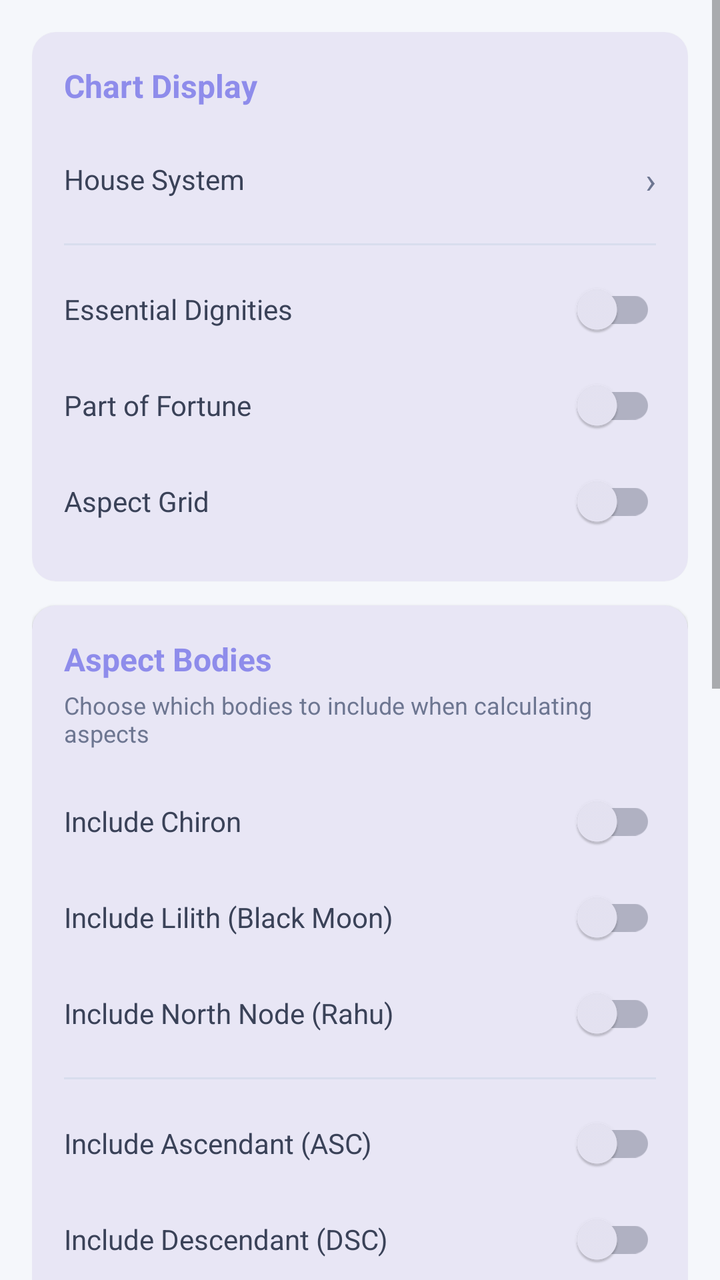
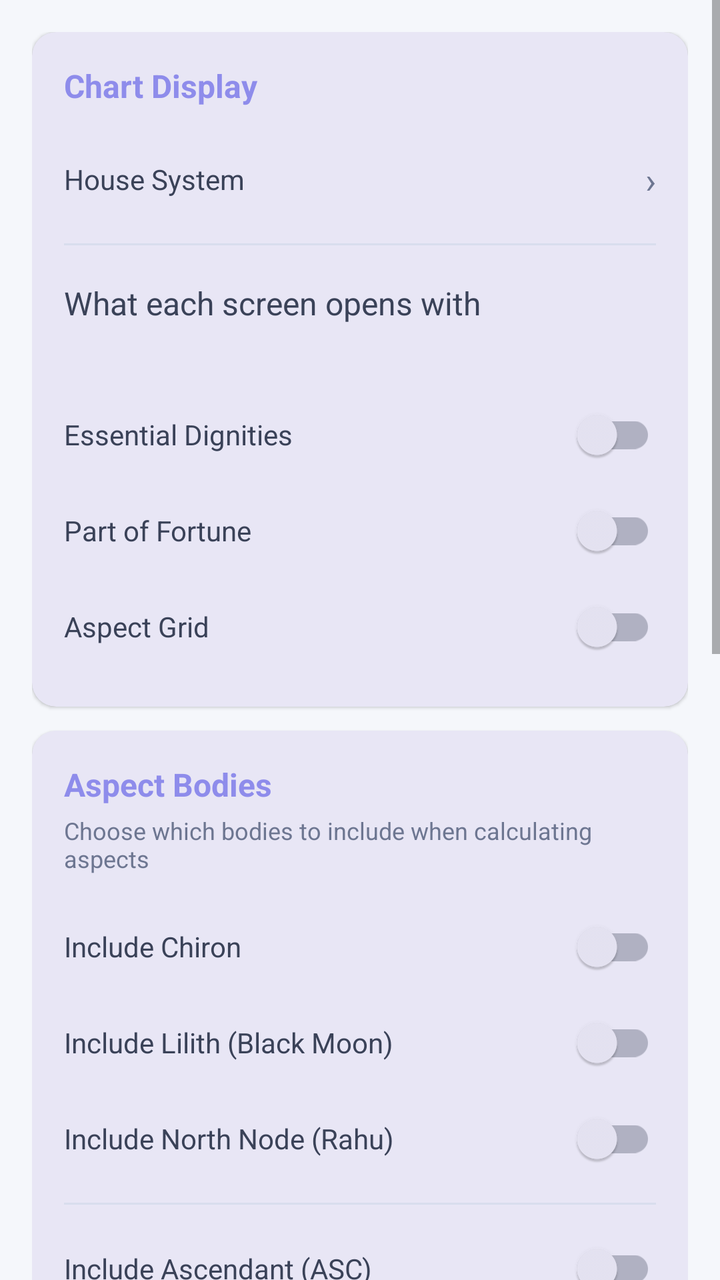

Before-and-after screenshots of an Android layout around one commit, followed by the original layout XML and the change that was made.
<!-- AndroidManifest.xml: application theme Theme.AstroDiary -->
<!-- res/layout/fragment_settings.xml -->
<?xml version="1.0" encoding="utf-8"?>
<ScrollView
    xmlns:android="http://schemas.android.com/apk/res/android"
    xmlns:app="http://schemas.android.com/apk/res-auto"
    android:layout_width="match_parent"
    android:layout_height="match_parent"
    android:background="@color/background_dark">

    <LinearLayout
        android:layout_width="match_parent"
        android:layout_height="wrap_content"
        android:orientation="vertical"
        android:padding="16dp">

        
        <com.google.android.material.card.MaterialCardView
            android:layout_width="match_parent"
            android:layout_height="wrap_content"
            android:layout_marginBottom="12dp"
            app:cardBackgroundColor="@color/surface_dark"
            app:cardCornerRadius="12dp">

            <LinearLayout
                android:layout_width="match_parent"
                android:layout_height="wrap_content"
                android:orientation="vertical"
                android:padding="16dp">

                <TextView
                    android:layout_width="wrap_content"
                    android:layout_height="wrap_content"
                    android:layout_marginBottom="12dp"
                    android:text="@string/chart_display_settings"
                    android:textColor="@color/gold"
                    android:textSize="16sp"
                    android:textStyle="bold" />

                
                <LinearLayout
                    android:id="@+id/rowHouseSystem"
                    android:layout_width="match_parent"
                    android:layout_height="48dp"
                    android:background="?attr/selectableItemBackground"
                    android:clickable="true"
                    android:focusable="true"
                    android:gravity="center_vertical"
                    android:orientation="horizontal">

                    <TextView
                        android:layout_width="0dp"
                        android:layout_height="wrap_content"
                        android:layout_weight="1"
                        android:text="@string/house_system"
                        android:textColor="@color/text_primary"
                        android:textSize="14sp" />

                    <TextView
                        android:id="@+id/tvHouseSystemValue"
                        android:layout_width="wrap_content"
                        android:layout_height="wrap_content"
                        android:textColor="@color/text_secondary"
                        android:textSize="14sp" />

                    <TextView
                        android:layout_width="wrap_content"
                        android:layout_height="wrap_content"
                        android:layout_marginStart="4dp"
                        android:text="›"
                        android:textColor="@color/text_secondary"
                        android:textSize="18sp" />

                </LinearLayout>

                <View
                    android:layout_width="match_parent"
                    android:layout_height="1dp"
                    android:layout_marginVertical="8dp"
                    android:background="@color/card_stroke" />

                <com.google.android.material.switchmaterial.SwitchMaterial
                    android:id="@+id/switchShowDignities"
                    android:layout_width="match_parent"
                    android:layout_height="wrap_content"
                    android:text="@string/show_dignities"
                    android:textColor="@color/text_primary" />

                <com.google.android.material.switchmaterial.SwitchMaterial
                    android:id="@+id/switchShowPartOfFortune"
                    android:layout_width="match_parent"
                    android:layout_height="wrap_content"
                    android:text="@string/show_part_of_fortune"
                    android:textColor="@color/text_primary" />

                <com.google.android.material.switchmaterial.SwitchMaterial
                    android:id="@+id/switchShowAspectGrid"
                    android:layout_width="match_parent"
                    android:layout_height="wrap_content"
                    android:text="@string/show_aspect_grid"
                    android:textColor="@color/text_primary" />

            </LinearLayout>
        </com.google.android.material.card.MaterialCardView>

        
        <com.google.android.material.card.MaterialCardView
            android:layout_width="match_parent"
            android:layout_height="wrap_content"
            app:cardBackgroundColor="@color/surface_dark"
            app:cardCornerRadius="12dp">

            <LinearLayout
                android:layout_width="match_parent"
                android:layout_height="wrap_content"
                android:orientation="vertical"
                android:padding="16dp">

                <TextView
                    android:layout_width="wrap_content"
                    android:layout_height="wrap_content"
                    android:text="@string/aspect_settings"
                    android:textColor="@color/gold"
                    android:textSize="16sp"
                    android:textStyle="bold" />

                <TextView
                    android:layout_width="wrap_content"
                    android:layout_height="wrap_content"
                    android:layout_marginBottom="12dp"
                    android:layout_marginTop="4dp"
                    android:text="@string/aspect_settings_desc"
                    android:textColor="@color/text_secondary"
                    android:textSize="12sp" />

                <com.google.android.material.switchmaterial.SwitchMaterial
                    android:id="@+id/switchChiron"
                    android:layout_width="match_parent"
                    android:layout_height="wrap_content"
                    android:text="@string/include_chiron"
                    android:textColor="@color/text_primary" />

                <com.google.android.material.switchmaterial.SwitchMaterial
                    android:id="@+id/switchLilith"
                    android:layout_width="match_parent"
                    android:layout_height="wrap_content"
                    android:text="@string/include_lilith"
                    android:textColor="@color/text_primary" />

                <com.google.android.material.switchmaterial.SwitchMaterial
                    android:id="@+id/switchRahu"
                    android:layout_width="match_parent"
                    android:layout_height="wrap_content"
                    android:text="@string/include_rahu"
                    android:textColor="@color/text_primary" />

                <View
                    android:layout_width="match_parent"
                    android:layout_height="1dp"
                    android:layout_marginVertical="8dp"
                    android:background="@color/card_stroke" />

                <com.google.android.material.switchmaterial.SwitchMaterial
                    android:id="@+id/switchAsc"
                    android:layout_width="match_parent"
                    android:layout_height="wrap_content"
                    android:text="@string/include_asc"
                    android:textColor="@color/text_primary" />

                <com.google.android.material.switchmaterial.SwitchMaterial
                    android:id="@+id/switchDsc"
                    android:layout_width="match_parent"
                    android:layout_height="wrap_content"
                    android:text="@string/include_dsc"
                    android:textColor="@color/text_primary" />

                <com.google.android.material.switchmaterial.SwitchMaterial
                    android:id="@+id/switchMc"
                    android:layout_width="match_parent"
                    android:layout_height="wrap_content"
                    android:text="@string/include_mc"
                    android:textColor="@color/text_primary" />

                <com.google.android.material.switchmaterial.SwitchMaterial
                    android:id="@+id/switchIc"
                    android:layout_width="match_parent"
                    android:layout_height="wrap_content"
                    android:text="@string/include_ic"
                    android:textColor="@color/text_primary" />

                <View
                    android:layout_width="match_parent"
                    android:layout_height="1dp"
                    android:layout_marginVertical="8dp"
                    android:background="@color/card_stroke" />

                <com.google.android.material.switchmaterial.SwitchMaterial
                    android:id="@+id/switchHidePersonalTransits"
                    android:layout_width="match_parent"
                    android:layout_height="wrap_content"
                    android:text="@string/hide_personal_transits"
                    android:textColor="@color/text_primary" />

                <TextView
                    android:id="@+id/tvHidePersonalDesc"
                    android:layout_width="match_parent"
                    android:layout_height="wrap_content"
                    android:text="@string/hide_personal_transits_desc"
                    android:textColor="@color/text_secondary"
                    android:textSize="11sp"
                    android:layout_marginTop="2dp"
                    android:layout_marginBottom="4dp" />

            </LinearLayout>
        </com.google.android.material.card.MaterialCardView>
        
        <com.google.android.material.card.MaterialCardView
            android:layout_width="match_parent"
            android:layout_height="wrap_content"
            android:layout_marginTop="12dp"
            app:cardBackgroundColor="@color/surface_dark"
            app:cardCornerRadius="12dp">

            <LinearLayout
                android:layout_width="match_parent"
                android:layout_height="wrap_content"
                android:orientation="vertical"
                android:padding="16dp">

                <TextView
                    android:layout_width="wrap_content"
                    android:layout_height="wrap_content"
                    android:text="@string/language_settings"
                    android:textColor="@color/gold"
                    android:textSize="16sp"
                    android:textStyle="bold"
                    android:layout_marginBottom="12dp" />

                <RadioGroup
                    android:id="@+id/radioGroupLanguage"
                    android:layout_width="match_parent"
                    android:layout_height="wrap_content"
                    android:orientation="vertical">

                    <RadioButton
                        android:id="@+id/radioLangBg"
                        android:layout_width="match_parent"
                        android:layout_height="wrap_content"
                        android:text="@string/language_bg"
                        android:textColor="@color/text_primary"
                        android:buttonTint="@color/gold" />

                    <RadioButton
                        android:id="@+id/radioLangEn"
                        android:layout_width="match_parent"
                        android:layout_height="wrap_content"
                        android:text="@string/language_en"
                        android:textColor="@color/text_primary"
                        android:buttonTint="@color/gold" />

                </RadioGroup>

            </LinearLayout>
        </com.google.android.material.card.MaterialCardView>

        
        <com.google.android.material.card.MaterialCardView
            android:layout_width="match_parent"
            android:layout_height="wrap_content"
            android:layout_marginTop="12dp"
            app:cardBackgroundColor="@color/surface_dark"
            app:cardCornerRadius="12dp">

            <LinearLayout
                android:layout_width="match_parent"
                android:layout_height="wrap_content"
                android:orientation="vertical"
                android:padding="16dp">

                <TextView
                    android:layout_width="wrap_content"
                    android:layout_height="wrap_content"
                    android:text="@string/import_section_title"
                    android:textColor="@color/gold"
                    android:textSize="16sp"
                    android:textStyle="bold" />

                <TextView
                    android:layout_width="wrap_content"
                    android:layout_height="wrap_content"
                    android:layout_marginTop="4dp"
                    android:layout_marginBottom="12dp"
                    android:text="@string/import_section_desc"
                    android:textColor="@color/text_secondary"
                    android:textSize="12sp" />

                <com.google.android.material.button.MaterialButton
                    android:id="@+id/btnImportAstrocom"
                    style="@style/Widget.MaterialComponents.Button.OutlinedButton"
                    android:layout_width="wrap_content"
                    android:layout_height="wrap_content"
                    android:text="@string/import_astrocom_btn"
                    app:strokeColor="@color/gold"
                    android:textColor="@color/gold" />

            </LinearLayout>
        </com.google.android.material.card.MaterialCardView>

    </LinearLayout>
</ScrollView>
<!-- resources referenced by this layout -->
<resources>
  <color name="background_dark">#F5F7FB</color>
  <color name="card_stroke">#D8DDED</color>
  <color name="gold">#8E8CEB</color>
  <color name="surface_dark">#E8E6F5</color>
  <color name="text_primary">#3A4258</color>
  <color name="text_secondary">#6D7691</color>
  <string name="aspect_settings">Aspect Bodies</string>
  <string name="aspect_settings_desc">Choose which bodies to include when calculating aspects</string>
  <string name="chart_display_settings">Chart Display</string>
  <string name="hide_personal_transits">Hide personal planets in transits</string>
  <string name="hide_personal_transits_desc">Removes Sun, Moon, Mercury, Venus, Mars from the transit row (they remain in the natal row)</string>
  <string name="house_system">House System</string>
  <string name="import_astrocom_btn">Import from Astro.com</string>
  <string name="import_section_desc">Import saved birth charts from astro.com</string>
  <string name="import_section_title">Import Data</string>
  <string name="include_asc">Include Ascendant (ASC)</string>
  <string name="include_chiron">Include Chiron</string>
  <string name="include_dsc">Include Descendant (DSC)</string>
  <string name="include_ic">Include Imum Coeli (IC)</string>
  <string name="include_lilith">Include Lilith (Black Moon)</string>
  <string name="include_mc">Include Midheaven (MC)</string>
  <string name="include_rahu">Include North Node (Rahu)</string>
  <string name="language_bg">Български</string>
  <string name="language_en">English</string>
  <string name="language_settings">Language</string>
  <string name="show_aspect_grid">Aspect Grid</string>
  <string name="show_dignities">Essential Dignities</string>
  <string name="show_part_of_fortune">Part of Fortune</string>
  <style name="Theme.AstroDiary" parent="Theme.MaterialComponents.Light.NoActionBar">
          <item name="colorPrimary">@color/md_theme_dark_primary</item>
          <item name="colorPrimaryVariant">@color/md_theme_dark_primaryContainer</item>
          <item name="colorOnPrimary">@color/md_theme_dark_onPrimary</item>
          <item name="colorSecondary">@color/md_theme_dark_secondary</item>
          <item name="colorSecondaryVariant">@color/md_theme_dark_secondaryContainer</item>
          <item name="colorOnSecondary">@color/md_theme_dark_onSecondary</item>
          <item name="colorError">@color/md_theme_dark_error</item>
          <item name="colorOnError">@color/md_theme_dark_onError</item>
          <item name="android:colorBackground">@color/md_theme_dark_background</item>
          <item name="colorOnBackground">@color/md_theme_dark_onBackground</item>
          <item name="colorSurface">@color/md_theme_dark_surface</item>
          <item name="colorOnSurface">@color/md_theme_dark_onSurface</item>
          
          <item name="android:statusBarColor">@color/surface_dark</item>
          <item name="android:navigationBarColor">@color/surface_dark</item>
          <item name="android:windowBackground">@color/md_theme_dark_background</item>
          
          <item name="android:windowLightStatusBar">true</item>
      </style>
  <color name="md_theme_dark_primary">#8E8CEB</color>
  <color name="md_theme_dark_primaryContainer">#E8E6F5</color>
  <color name="md_theme_dark_onPrimary">#FFFFFF</color>
  <color name="md_theme_dark_secondary">#A8C7B5</color>
  <color name="md_theme_dark_secondaryContainer">#DDEBFA</color>
  <color name="md_theme_dark_onSecondary">#FFFFFF</color>
  <color name="md_theme_dark_error">#B3261E</color>
  <color name="md_theme_dark_onError">#FFFFFF</color>
  <color name="md_theme_dark_background">#F5F7FB</color>
  <color name="md_theme_dark_onBackground">#3A4258</color>
  <color name="md_theme_dark_surface">#E8E6F5</color>
  <color name="md_theme_dark_onSurface">#3A4258</color>
</resources>

<!-- the commit's change to res/layout/fragment_settings.xml (unified diff, before → after) -->
@@ -76,6 +76,32 @@
                     android:layout_height="1dp"
                     android:layout_marginVertical="8dp"
                     android:background="@color/card_stroke" />
+
+                <LinearLayout
+                    android:id="@+id/rowReadingMode"
+                    android:layout_width="match_parent"
+                    android:layout_height="wrap_content"
+                    android:orientation="vertical"
+                    android:clickable="true"
+                    android:focusable="true"
+                    android:paddingVertical="10dp">
+
+                    <TextView
+                        android:layout_width="wrap_content"
+                        android:layout_height="wrap_content"
+                        android:text="@string/mode_setting_title"
+                        android:textColor="@color/text_primary"
+                        android:textSize="16sp" />
+
+                    <TextView
+                        android:id="@+id/tvReadingModeValue"
+                        android:layout_width="wrap_content"
+                        android:layout_height="wrap_content"
+                        android:layout_marginTop="2dp"
+                        android:textColor="@color/gold"
+                        android:textSize="14sp" />
+
+                </LinearLayout>
 
                 <com.google.android.material.switchmaterial.SwitchMaterial
                     android:id="@+id/switchShowDignities"
<!-- resource entries referenced after the edit -->
@@ -25,6 +25,7 @@
   <string name="language_bg">Български</string>
   <string name="language_en">English</string>
   <string name="language_settings">Language</string>
+  <string name="mode_setting_title">What each screen opens with</string>
   <string name="show_aspect_grid">Aspect Grid</string>
   <string name="show_dignities">Essential Dignities</string>
   <string name="show_part_of_fortune">Part of Fortune</string>
